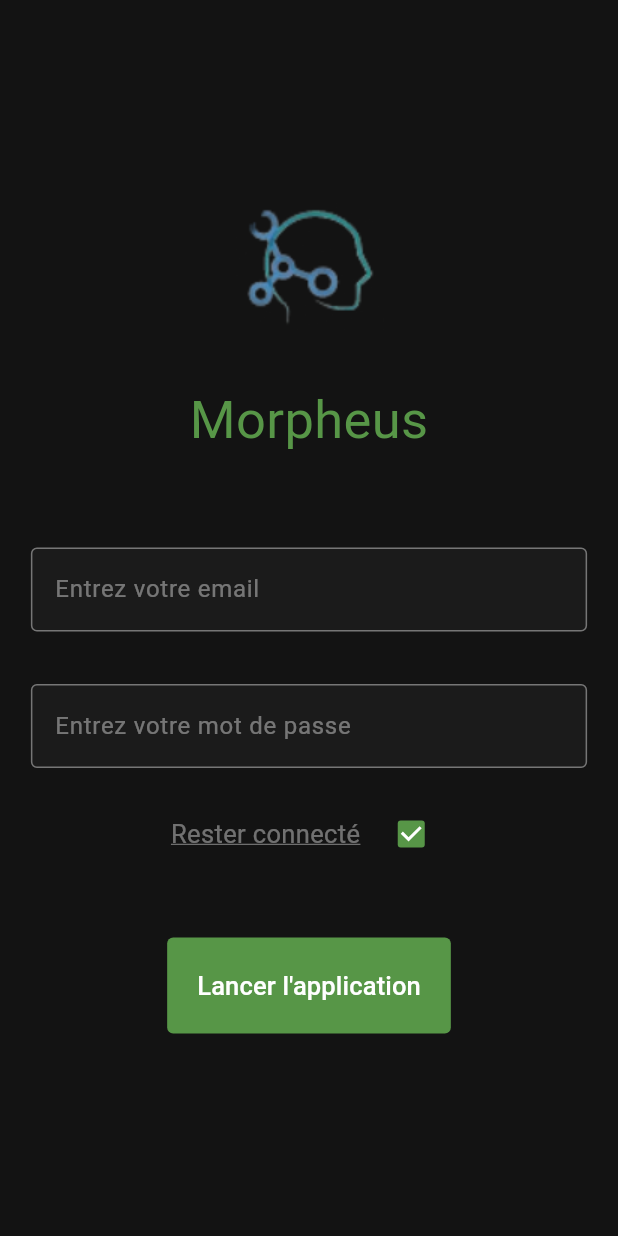
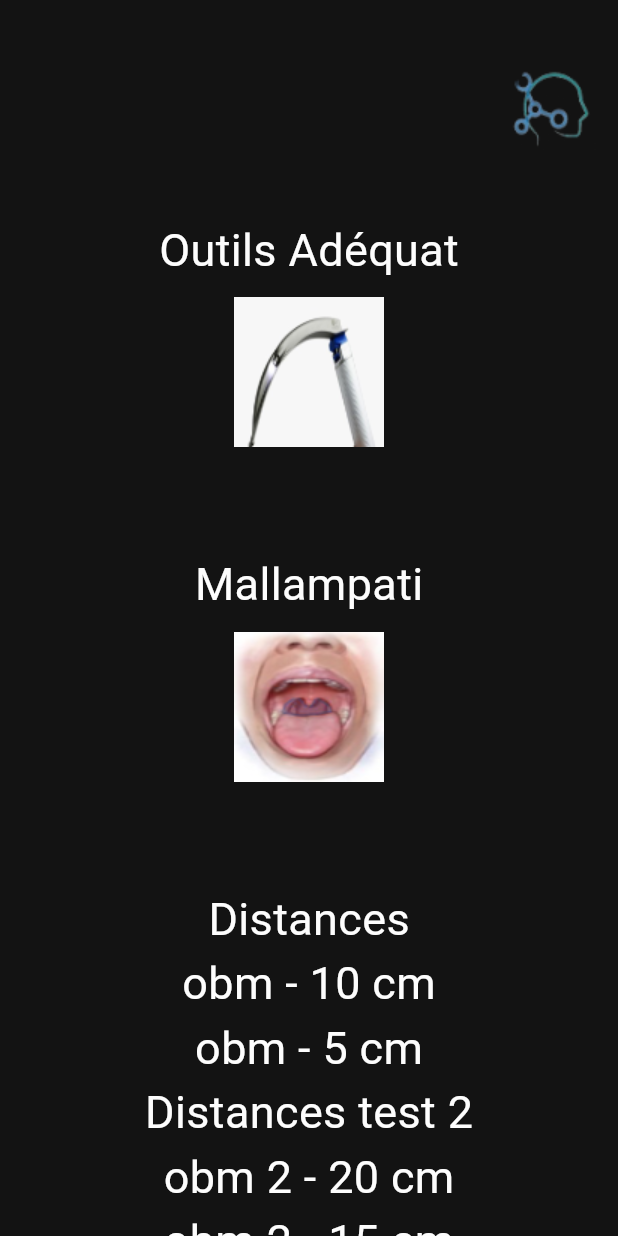
Before and after one commit to yahvya/morpheus, a Flutter app: the screen it shows after launch, on a phone screen of 412 x 824 dp. Run offline on Flutter 3.47's test engine with Material 3 defaults, Android fonts, the phone set to English and light mode, and no system bars; our stand-ins replace camera; missing offline and left inert: video_thumbnail.

Commit message:
création de la page d'affichage des résultats

```diff
--- a/lib/assets/image_assets.dart
+++ b/lib/assets/image_assets.dart
@@ -4,7 +4,9 @@ import 'package:flutter/cupertino.dart';
 enum ImageAssets{
   favicon(path: "favicon.png"),
   tap(path: "tap.png"),
-  rec(path: "rec.png");
+  rec(path: "rec.png"),
+  outils(path: "outils.jpeg"),
+  mallampati(path: "mallampati.jpeg");
 
   const ImageAssets({required this.path});
 
--- a/lib/main.dart
+++ b/lib/main.dart
@@ -2,11 +2,13 @@ import 'package:flutter/material.dart';
 import 'package:morpheus_team/app/auth/authenticator.dart';
 import 'package:morpheus_team/pages/home.dart';
 import 'package:morpheus_team/pages/login.dart';
+import 'package:morpheus_team/pages/result.dart';
 
 void main() {
   runApp(MaterialApp(
     title: "Morpheus",
     locale: const Locale("fr"),
-    home: Authenticator.isUserLogged() ? const Home() : const Login()
+    //home: Authenticator.isUserLogged() ? const Home() : const Login()
+      home: Result()
   ));
 }
--- /dev/null
+++ b/lib/pages/result.dart
@@ -0,0 +1,101 @@
+import 'package:flutter/cupertino.dart';
+import 'package:flutter/material.dart';
+import 'package:morpheus_team/pages/page_model.dart';
+import '../assets/image_assets.dart';
+import '../style-config/app_theme.dart';
+
+class Result extends StatelessWidget {
+   Result({super.key});
+
+  final List<Map<String, dynamic>> testDatas = [
+    {
+      "section": "Distances",
+      "content": [
+        {
+          "title": "obm",
+          "value": "10 cm"
+        },
+        {
+          "title": "obm",
+          "value": "5 cm"
+        }
+      ]
+    },
+    {
+      "section": "Distances test 2",
+      "content": [
+        {
+          "title": "obm 2",
+          "value": "20 cm"
+        },
+        {
+          "title": "obm 2",
+          "value": "15 cm"
+        }
+      ]
+    }
+  ];
+
+  @override
+  Widget build(BuildContext context){
+    // configuration de style
+    const headTitleStyle = TextStyle(
+        color: AppTheme.textOnBackground,
+        fontSize: 30
+    );
+
+    const basicStyle = TextStyle(
+        color: AppTheme.textOnBackground,
+        fontSize: 20
+    );
+
+    const separator = SizedBox(height: 10,);
+
+    var sections = [];
+
+    for(var config in testDatas){
+      sections.add(
+        Text(
+          config["section"],
+          style: headTitleStyle
+        )
+      );
+      for(var sectionContent in config["content"]){
+          sections.add(
+            Text(
+              "${sectionContent["title"]} - ${sectionContent["value"]}",
+              style: headTitleStyle
+            )
+          );
+      }
+    }
+
+    return PageModel.buildFrom(
+      Column(
+          mainAxisAlignment: MainAxisAlignment.center,
+          children: [
+            // Outils
+            const Text(
+              "Outils Adéquat",
+              style: headTitleStyle,
+            ),
+            const SizedBox(height: 10,),
+            // image outils
+            ImageAssets.outils.image(width: 100, height: 100),
+            const SizedBox(height: 70,),
+            // Mallampati
+            const Text(
+              "Mallampati",
+              style: headTitleStyle
+            ),
+            const SizedBox(height: 10,),
+            // image mallampati
+            ImageAssets.mallampati.image(width: 100, height: 100),
+            const SizedBox(height: 70,),
+            // affichage des sections
+            ...sections
+          ]
+      )
+    );
+  }
+}
```
Also changed, not shown: assets/images/mallampati.jpeg (added), assets/images/outils.jpeg (added).
